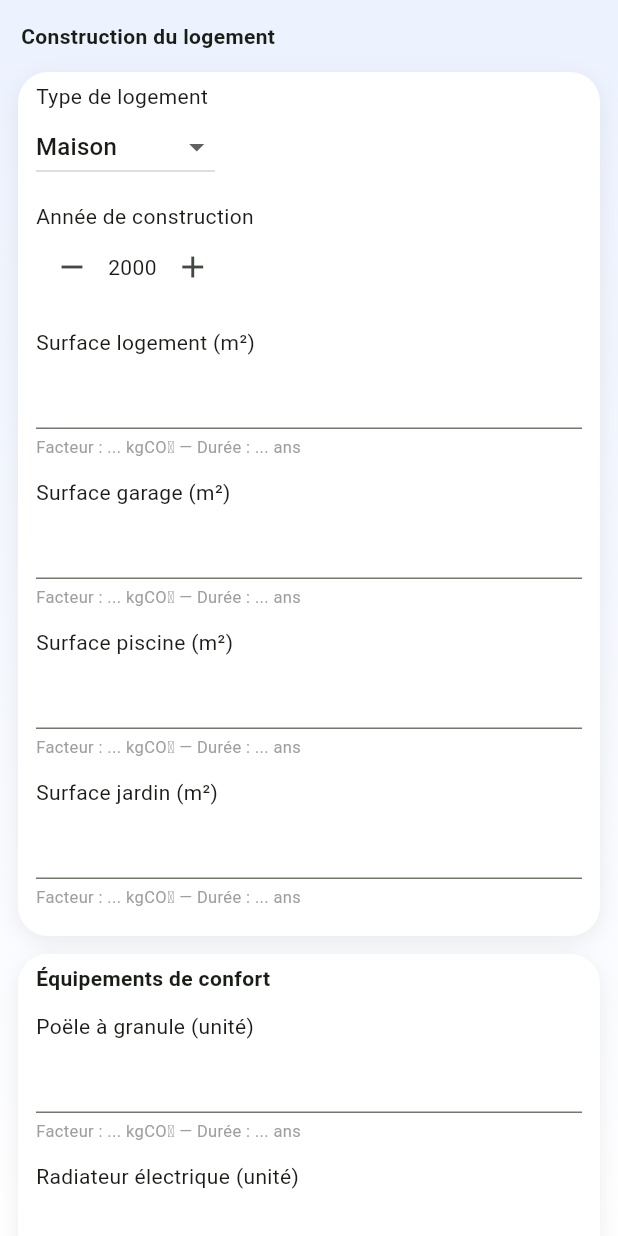
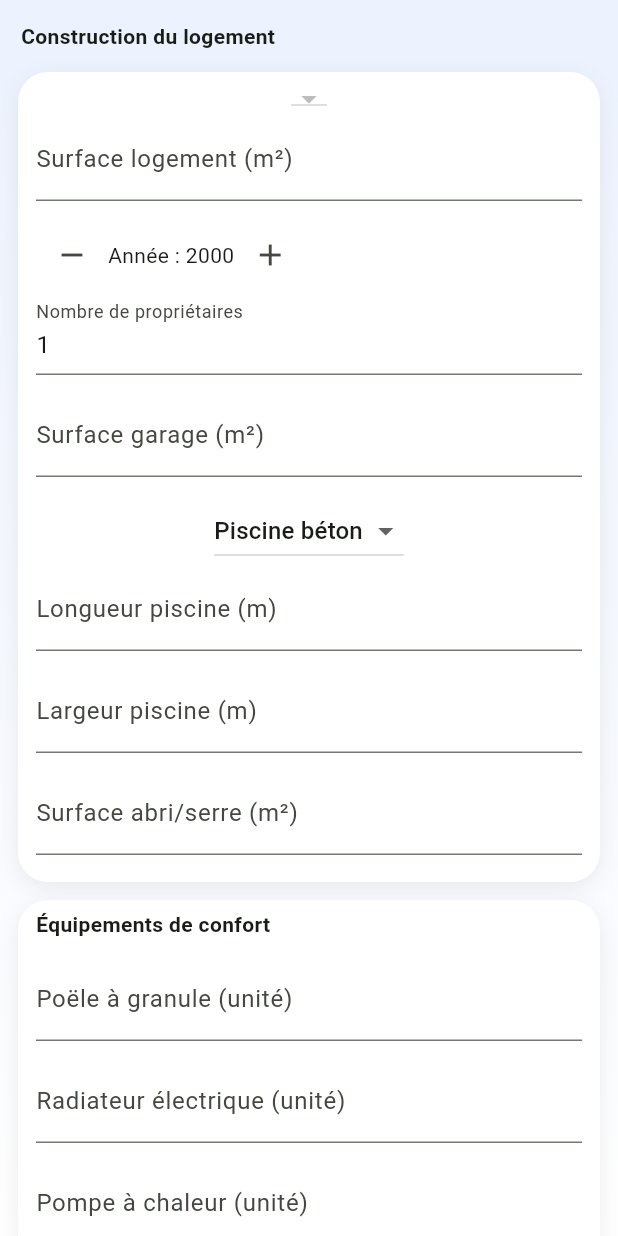
Before and after one commit to sebmenoury/biocarbon-api, a Flutter app: the ConstructionScreen widget shown alone on an empty page, opened directly, on a phone screen of 412 x 824 dp. Run offline on Flutter 3.47's test engine with Material 3 defaults, Android fonts, the phone set to English and light mode, and no system bars; our stand-ins replace fl_chart; network calls fail.

Commit message:
✅ APassage en Poste

```diff
--- a/lib/data/services/api_service.dart
+++ b/lib/data/services/api_service.dart
@@ -145,4 +145,15 @@ class ApiService {
       throw Exception("Erreur lors du chargement des durées d’amortissement");
     }
   }
+
+  static Future<List<Map<String, dynamic>>> getRefEquipements() async {
+    final response = await http.get(Uri.parse("$baseUrl/api/ref/equipements"));
+
+    if (response.statusCode == 200) {
+      final List<dynamic> data = jsonDecode(response.body);
+      return data.cast<Map<String, dynamic>>();
+    } else {
+      throw Exception("Erreur lors du chargement des équipements");
+    }
+  }
 }
--- a/lib/screens/logement/construction_screen.dart
+++ b/lib/screens/logement/construction_screen.dart
@@ -2,6 +2,7 @@ import 'package:flutter/material.dart';
 import '../../ui/layout/base_screen.dart';
 import '../../ui/layout/custom_card.dart';
 import '../../data/services/api_service.dart';
+import '../../utils/const_construction.dart';
 
 class ConstructionScreen extends StatefulWidget {
   const ConstructionScreen({super.key});
@@ -14,13 +15,19 @@ class _ConstructionScreenState extends State<ConstructionScreen> {
   final TextEditingController surfaceLogementController =
       TextEditingController();
   final TextEditingController surfaceGarageController = TextEditingController();
-  final TextEditingController surfacePiscineController =
+  final TextEditingController surfacePiscineLongueurController =
+      TextEditingController();
+  final TextEditingController surfacePiscineLargeurController =
       TextEditingController();
   final TextEditingController surfaceJardinController = TextEditingController();
+  final TextEditingController nbProprietairesController = TextEditingController(
+    text: '1',
+  );
 
   Map<String, TextEditingController> confortControllers = {};
 
-  String typeLogement = "Maison";
+  String typeLogement = "Maison Classique";
+  String typePiscine = "Piscine béton";
   int anneeConstruction = 2000;
 
   double emissionTotale = 0;
@@ -40,13 +47,27 @@ class _ConstructionScreenState extends State<ConstructionScreen> {
     for (var eq in equipementsConfort) {
       confortControllers[eq["nom"]] = TextEditingController();
     }
-    loadFacteursEtDurees();
+    loadEquipementsData();
   }
 
-  Future<void> loadFacteursEtDurees() async {
+  Future<void> loadEquipementsData() async {
     try {
-      final facteurs = await ApiService.getEmissionFactors();
-      final durees = await ApiService.getDureeAmortissement();
+      final equipements = await ApiService.getRefEquipements();
+      final Map<String, double> facteurs = {};
+      final Map<String, int> durees = {};
+
+      for (var e in equipements) {
+        final nom = e['Nom_Equipement'];
+        final facteur =
+            double.tryParse(
+              e['Valeur_Emission_Grise'].toString().replaceAll(',', '.'),
+            ) ??
+            0;
+        final duree = int.tryParse(e['Duree_Amortissement'].toString()) ?? 1;
+        facteurs[nom] = facteur;
+        durees[nom] = duree;
+      }
+
       setState(() {
         facteursEmission = facteurs;
         dureesAmortissement = durees;
@@ -54,45 +75,50 @@ class _ConstructionScreenState extends State<ConstructionScreen> {
       });
     } catch (e) {
       setState(() => isLoading = false);
-      debugPrint("Erreur chargement facteurs ou durées : $e");
+      debugPrint("Erreur chargement des équipements : $e");
     }
   }
 
   void calculerEmission() {
-    double logement = double.tryParse(surfaceLogementController.text) ?? 0;
-    double garage = double.tryParse(surfaceGarageController.text) ?? 0;
-    double piscine = double.tryParse(surfacePiscineController.text) ?? 0;
-    double jardin = double.tryParse(surfaceJardinController.text) ?? 0;
+    final reduction = reductionParAnnee(anneeConstruction);
+    final nbProprio = int.tryParse(nbProprietairesController.text) ?? 1;
 
-    const noms = {
-      "logement": "Maison Classique",
-      "garage": "Garage béton",
-      "piscine": "Piscine extérieure",
-      "jardin": "Abri de jardin",
-    };
+    final double logement =
+        double.tryParse(surfaceLogementController.text) ?? 0;
+    final double garage = double.tryParse(surfaceGarageController.text) ?? 0;
+    final double largeurPiscine =
+        double.tryParse(surfacePiscineLargeurController.text) ?? 0;
+    final double longueurPiscine =
+        double.tryParse(surfacePiscineLongueurController.text) ?? 0;
+    final double jardin = double.tryParse(surfaceJardinController.text) ?? 0;
+    final surfacePiscine = largeurPiscine * longueurPiscine;
 
     double total = 0;
-    final elements = {
-      noms["logement"]!: logement,
-      noms["garage"]!: garage,
-      noms["piscine"]!: piscine,
-      noms["jardin"]!: jardin,
-    };
 
-    for (final entry in elements.entries) {
-      final facteur = facteursEmission[entry.key] ?? 0;
-      final duree = dureesAmortissement[entry.key] ?? 1;
-      total += (entry.value * facteur) / duree;
-    }
+    total +=
+        (logement * (facteursEmission[typeLogement] ?? 0) * reduction) /
+        (dureesAmortissement[typeLogement] ?? 1) /
+        nbProprio;
+    total +=
+        (garage * (facteursEmission['Garage béton'] ?? 0) * reduction) /
+        (dureesAmortissement['Garage béton'] ?? 1) /
+        nbProprio;
+    total +=
+        (surfacePiscine * (facteursEmission[typePiscine] ?? 0) * reduction) /
+        (dureesAmortissement[typePiscine] ?? 1) /
+        nbProprio;
+    total +=
+        (jardin * (facteursEmission['Abri de jardin bois'] ?? 0) * reduction) /
+        (dureesAmortissement['Abri de jardin bois'] ?? 1) /
+        nbProprio;
 
-    // Ajouter équipements confort
     for (var eq in equipementsConfort) {
       final nom = eq["nom"];
       final quantite =
           double.tryParse(confortControllers[nom]?.text ?? "") ?? 0;
       final facteur = facteursEmission[nom] ?? 0;
       final duree = dureesAmortissement[nom] ?? 1;
-      total += (quantite * facteur) / duree;
+      total += (quantite * facteur * reduction) / (duree * nbProprio);
     }
 
     setState(() {
@@ -100,87 +126,67 @@ class _ConstructionScreenState extends State<ConstructionScreen> {
     });
   }
 
-  Widget champSaisieAvecDetails(
-    String label,
-    TextEditingController controller,
-    String nomPoste,
-  ) {
-    return Column(
-      crossAxisAlignment: CrossAxisAlignment.start,
-      children: [
-        Text(label),
-        TextField(controller: controller, keyboardType: TextInputType.number),
-        const SizedBox(height: 4),
-        Text(
-          "Facteur : ${facteursEmission[nomPoste]?.toStringAsFixed(2) ?? '...'} kgCO₂ — Durée : ${dureesAmortissement[nomPoste] ?? '...'} ans",
-          style: TextStyle(fontSize: 11, color: Colors.grey),
-        ),
-        const SizedBox(height: 12),
-      ],
+  Widget champ(String label, TextEditingController controller) {
+    return Padding(
+      padding: const EdgeInsets.only(bottom: 12),
+      child: TextField(
+        controller: controller,
+        keyboardType: TextInputType.number,
+        decoration: InputDecoration(labelText: label),
+      ),
     );
   }
 
   @override
   Widget build(BuildContext context) {
-    if (isLoading) {
-      return const Center(child: CircularProgressIndicator());
-    }
+    if (isLoading) return const Center(child: CircularProgressIndicator());
 
     return BaseScreen(
       title: "Construction du logement",
       children: [
         CustomCard(
           child: Column(
-            crossAxisAlignment: CrossAxisAlignment.start,
             children: [
-              const Text("Type de logement"),
               DropdownButton<String>(
                 value: typeLogement,
                 onChanged: (value) => setState(() => typeLogement = value!),
-                items: const [
-                  DropdownMenuItem(value: "Maison", child: Text("Maison")),
-                  DropdownMenuItem(
-                    value: "Appartement",
-                    child: Text("Appartement"),
+                items:
+                    facteursEmission.keys
+                        .where(
+                          (k) =>
+                              k.startsWith("Maison") ||
+                              k.startsWith("Appartement"),
+                        )
+                        .map((e) => DropdownMenuItem(value: e, child: Text(e)))
+                        .toList(),
+              ),
+              champ("Surface logement (m²)", surfaceLogementController),
+              Row(
+                children: [
+                  IconButton(
+                    onPressed: () => setState(() => anneeConstruction--),
+                    icon: const Icon(Icons.remove),
+                  ),
+                  Text("Année : $anneeConstruction"),
+                  IconButton(
+                    onPressed: () => setState(() => anneeConstruction++),
+                    icon: const Icon(Icons.add),
                   ),
                 ],
               ),
-              const SizedBox(height: 12),
-              const Text("Année de construction"),
-              Row(
-                children: [
-                  IconButton(
-                    icon: const Icon(Icons.remove),
-                    onPressed: () => setState(() => anneeConstruction--),
-                  ),
-                  Text(anneeConstruction.toString()),
-                  IconButton(
-                    icon: const Icon(Icons.add),
-                    onPressed: () => setState(() => anneeConstruction++),
-                  ),
-                ],
+              champ("Nombre de propriétaires", nbProprietairesController),
+              champ("Surface garage (m²)", surfaceGarageController),
+              DropdownButton<String>(
+                value: typePiscine,
+                onChanged: (val) => setState(() => typePiscine = val!),
+                items:
+                    ["Piscine béton", "Piscine coque"]
+                        .map((e) => DropdownMenuItem(value: e, child: Text(e)))
+                        .toList(),
               ),
-              const SizedBox(height: 16),
-              champSaisieAvecDetails(
-                "Surface logement (m²)",
-                surfaceLogementController,
-                "Maison Classique",
-              ),
-              champSaisieAvecDetails(
-                "Surface garage (m²)",
-                surfaceGarageController,
-                "Garage béton",
-              ),
-              champSaisieAvecDetails(
-                "Surface piscine (m²)",
-                surfacePiscineController,
-                "Piscine extérieure",
-              ),
-              champSaisieAvecDetails(
-                "Surface jardin (m²)",
-                surfaceJardinController,
-                "Abri de jardin",
-              ),
+              champ("Longueur piscine (m)", surfacePiscineLongueurController),
+              champ("Largeur piscine (m)", surfacePiscineLargeurController),
+              champ("Surface abri/serre (m²)", surfaceJardinController),
             ],
           ),
         ),
@@ -194,10 +200,9 @@ class _ConstructionScreenState extends State<ConstructionScreen> {
               ),
               const SizedBox(height: 12),
               for (var eq in equipementsConfort)
-                champSaisieAvecDetails(
+                champ(
                   "${eq["nom"]} (${eq["unite"]})",
                   confortControllers[eq["nom"]]!,
-                  eq["nom"],
                 ),
             ],
           ),
```
